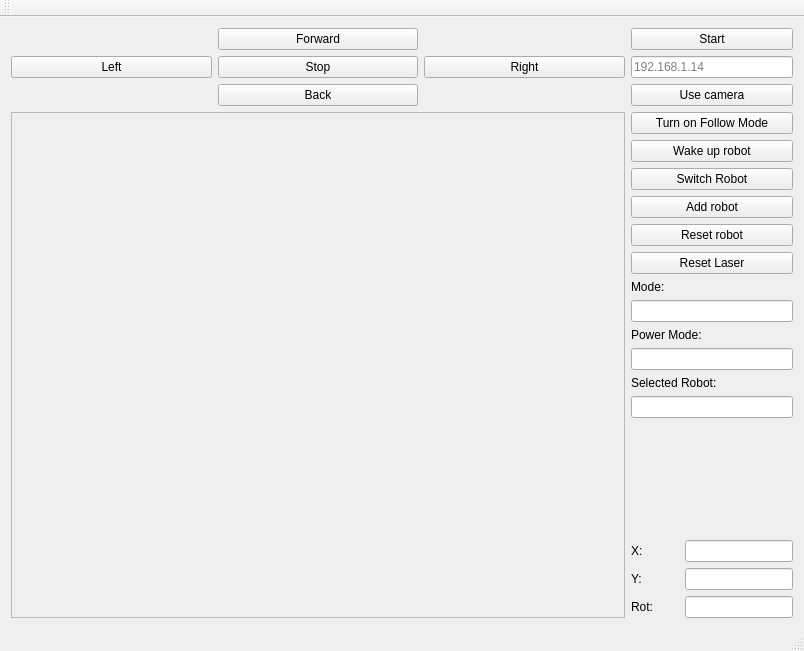
First picture: the form in demoRMR/mainwindow.ui, repository AdrianFalb/demoRMR-all, before the edit.
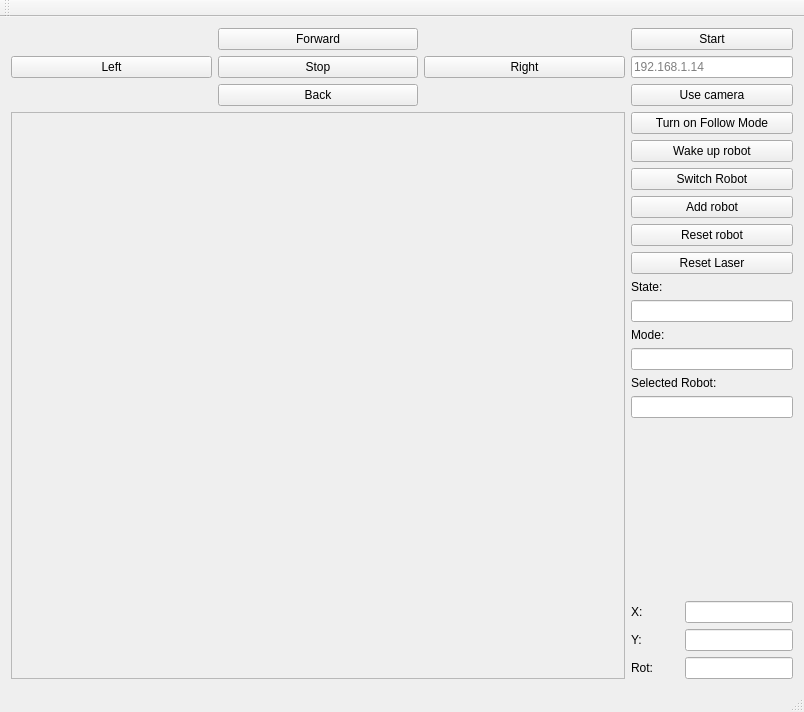
Second picture: the form after the edit.

Commit message: Rename Mode and Power Mode labels

The edit to the form file:
```diff
--- a/demoRMR/mainwindow.ui
+++ b/demoRMR/mainwindow.ui
@@ -7,7 +7,7 @@
     <x>0</x>
     <y>0</y>
     <width>804</width>
-    <height>651</height>
+    <height>712</height>
    </rect>
   </property>
   <property name="windowTitle">
@@ -289,7 +289,7 @@
       <item>
        <widget class="QLabel" name="mode_label">
         <property name="text">
-         <string>Mode:</string>
+         <string>State:</string>
         </property>
        </widget>
       </item>
@@ -315,7 +315,7 @@
       <item>
        <widget class="QLabel" name="power_mode_label">
         <property name="text">
-         <string>Power Mode:</string>
+         <string>Mode:</string>
         </property>
        </widget>
       </item>
```
Left out of the diff: 2 changed lines with no effect on the pictures. The commit also changes 1 other file.
